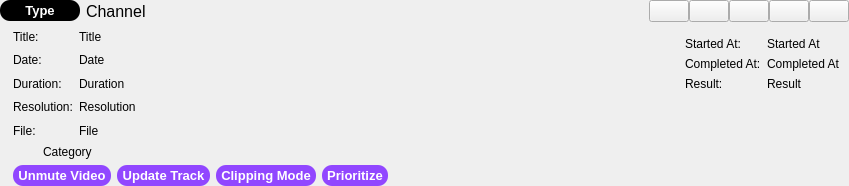
Before: the Qt Designer form resources/ui/downloadHistoryView.ui in devhotteok/TwitchLink, drawn with Qt 5.
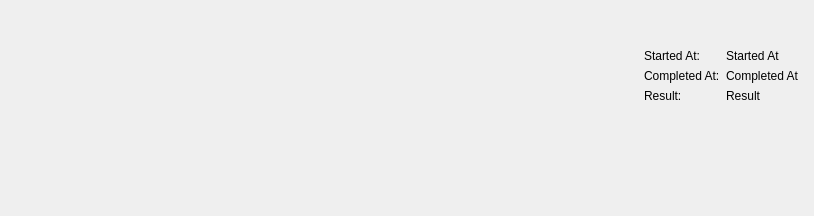
After: the same form once the commit is applied. Icons and pictures are not drawn.

What changed in the file:
```diff
--- a/resources/ui/downloadHistoryView.ui
+++ b/resources/ui/downloadHistoryView.ui
@@ -6,15 +6,10 @@
    <rect>
     <x>0</x>
     <y>0</y>
-    <width>849</width>
-    <height>186</height>
+    <width>814</width>
+    <height>216</height>
    </rect>
   </property>
-  <property name="font">
-   <font>
-    <pointsize>9</pointsize>
-   </font>
-  </property>
   <property name="locale">
    <locale language="English" country="UnitedStates"/>
   </property>
@@ -32,807 +27,112 @@
     <number>0</number>
    </property>
    <item>
-    <widget class="QWidget" name="channelArea" native="true">
-     <property name="sizePolicy">
-      <sizepolicy hsizetype="Preferred" vsizetype="Fixed">
-       <horstretch>0</horstretch>
-       <verstretch>0</verstretch>
-      </sizepolicy>
+    <widget class="QWidget" name="downloadViewControlBar" native="true">
+     <property name="minimumSize">
+      <size>
+       <width>543</width>
+       <height>32</height>
+      </size>
      </property>
-     <layout class="QHBoxLayout" name="channelAreaLayout">
-      <property name="leftMargin">
-       <number>0</number>
-      </property>
-      <property name="topMargin">
-       <number>0</number>
-      </property>
-      <property name="rightMargin">
-       <number>0</number>
-      </property>
-      <property name="bottomMargin">
-       <number>0</number>
-      </property>
-      <item>
-       <widget class="QWidget" name="videoTypeLabelArea" native="true">
-        <property name="sizePolicy">
-         <sizepolicy hsizetype="Fixed" vsizetype="Fixed">
-          <horstretch>0</horstretch>
-          <verstretch>0</verstretch>
-         </sizepolicy>
-        </property>
-        <property name="minimumSize">
-         <size>
-          <width>80</width>
-          <height>20</height>
-         </size>
-        </property>
-        <property name="styleSheet">
-         <string notr="true">background-color: rgb(0, 0, 0);
-border-radius: 10px;</string>
-        </property>
-        <layout class="QVBoxLayout" name="videoTypeLabelAreaLayout">
-         <property name="leftMargin">
-          <number>5</number>
-         </property>
-         <property name="topMargin">
-          <number>3</number>
-         </property>
-         <property name="rightMargin">
-          <number>5</number>
-         </property>
-         <property name="bottomMargin">
-          <number>3</number>
-         </property>
-         <item>
-          <widget class="QLabel" name="videoTypeLabel">
-           <property name="font">
-            <font>
-             <pointsize>10</pointsize>
-             <weight>75</weight>
-             <bold>true</bold>
-            </font>
-           </property>
-           <property name="styleSheet">
-            <string notr="true">color: rgb(255, 255, 255);</string>
-           </property>
-           <property name="text">
-            <string>Type</string>
-           </property>
-           <property name="alignment">
-            <set>Qt::AlignCenter</set>
-           </property>
-          </widget>
-         </item>
-        </layout>
-       </widget>
-      </item>
-      <item>
-       <widget class="QLabel" name="channel">
-        <property name="sizePolicy">
-         <sizepolicy hsizetype="Ignored" vsizetype="Preferred">
-          <horstretch>0</horstretch>
-          <verstretch>0</verstretch>
-         </sizepolicy>
-        </property>
-        <property name="font">
-         <font>
-          <pointsize>12</pointsize>
-         </font>
-        </property>
-        <property name="text">
-         <string>Channel</string>
-        </property>
-       </widget>
-      </item>
-      <item>
-       <widget class="QWidget" name="controlButtonArea" native="true">
-        <property name="sizePolicy">
-         <sizepolicy hsizetype="Fixed" vsizetype="Preferred">
-          <horstretch>0</horstretch>
-          <verstretch>0</verstretch>
-         </sizepolicy>
-        </property>
-        <property name="cursor">
-         <cursorShape>ArrowCursor</cursorShape>
-        </property>
-        <property name="styleSheet">
-         <string notr="true">#controlButtonArea &gt; QPushButton:!hover {
-	background-color: transparent;
-}</string>
-        </property>
-        <layout class="QHBoxLayout" name="controlButtonAreaLayout">
-         <property name="spacing">
-          <number>0</number>
-         </property>
-         <property name="leftMargin">
-          <number>0</number>
-         </property>
-         <property name="topMargin">
-          <number>0</number>
-         </property>
-         <property name="rightMargin">
-          <number>0</number>
-         </property>
-         <property name="bottomMargin">
-          <number>0</number>
-         </property>
-         <item>
-          <widget class="QPushButton" name="retryButton">
-           <property name="sizePolicy">
-            <sizepolicy hsizetype="Fixed" vsizetype="Fixed">
-             <horstretch>0</horstretch>
-             <verstretch>0</verstretch>
-            </sizepolicy>
-           </property>
-           <property name="toolTip">
-            <string>Retry Download</string>
-           </property>
-           <property name="icon">
-            <iconset>
-             <normaloff>../icons/retry.svg</normaloff>../icons/retry.svg</iconset>
-           </property>
-           <property name="iconSize">
-            <size>
-             <width>32</width>
-             <height>24</height>
-            </size>
-           </property>
-          </widget>
-         </item>
-         <item>
-          <widget class="QPushButton" name="openFolderButton">
-           <property name="sizePolicy">
-            <sizepolicy hsizetype="Fixed" vsizetype="Fixed">
-             <horstretch>0</horstretch>
-             <verstretch>0</verstretch>
-            </sizepolicy>
-           </property>
-           <property name="toolTip">
-            <string>Open Folder</string>
-           </property>
-           <property name="icon">
-            <iconset>
-             <normaloff>../icons/folder.svg</normaloff>../icons/folder.svg</iconset>
-           </property>
-           <property name="iconSize">
-            <size>
-             <width>32</width>
-             <height>24</height>
-            </size>
-           </property>
-          </widget>
-         </item>
-         <item>
-          <widget class="QPushButton" name="openFileButton">
-           <property name="sizePolicy">
-            <sizepolicy hsizetype="Fixed" vsizetype="Fixed">
-             <horstretch>0</horstretch>
-             <verstretch>0</verstretch>
-            </sizepolicy>
-           </property>
-           <property name="toolTip">
-            <string>Open File</string>
-           </property>
-           <property name="icon">
-            <iconset>
-             <normaloff>../icons/file.svg</normaloff>../icons/file.svg</iconset>
-           </property>
-           <property name="iconSize">
-            <size>
-             <width>32</width>
-             <height>24</height>
-            </size>
-           </property>
-          </widget>
-         </item>
-         <item>
-          <widget class="QPushButton" name="openLogsButton">
-           <property name="sizePolicy">
-            <sizepolicy hsizetype="Fixed" vsizetype="Fixed">
-             <horstretch>0</horstretch>
-             <verstretch>0</verstretch>
-            </sizepolicy>
-           </property>
-           <property name="toolTip">
-            <string>View Logs</string>
-           </property>
-           <property name="icon">
-            <iconset>
-             <normaloff>../icons/text_file.svg</normaloff>../icons/text_file.svg</iconset>
-           </property>
-           <property name="iconSize">
-            <size>
-             <width>32</width>
-             <height>24</height>
-            </size>
-           </property>
-          </widget>
-         </item>
-         <item>
-          <widget class="QPushButton" name="deleteButton">
-           <property name="sizePolicy">
-            <sizepolicy hsizetype="Fixed" vsizetype="Fixed">
-             <horstretch>0</horstretch>
-             <verstretch>0</verstretch>
-            </sizepolicy>
-           </property>
-           <property name="toolTip">
-            <string>Delete History</string>
-           </property>
-           <property name="icon">
-            <iconset>
-             <normaloff>../icons/trash.svg</normaloff>../icons/trash.svg</iconset>
-           </property>
-           <property name="iconSize">
-            <size>
-             <width>32</width>
-             <height>24</height>
-            </size>
-           </property>
-          </widget>
-         </item>
-        </layout>
-       </widget>
-      </item>
-     </layout>
     </widget>
    </item>
    <item>
-    <widget class="QWidget" name="videoArea" native="true">
-     <layout class="QHBoxLayout" name="videoAreaLayout">
-      <property name="leftMargin">
-       <number>0</number>
-      </property>
-      <property name="topMargin">
-       <number>0</number>
-      </property>
-      <property name="rightMargin">
-       <number>0</number>
-      </property>
-      <property name="bottomMargin">
-       <number>0</number>
-      </property>
-      <item>
-       <widget class="QLabel" name="thumbnailImage">
-        <property name="maximumSize">
-         <size>
-          <width>240</width>
-          <height>135</height>
-         </size>
-        </property>
-        <property name="text">
-         <string/>
-        </property>
-        <property name="pixmap">
-         <pixmap>../img/thumbnail.png</pixmap>
-        </property>
-        <property name="scaledContents">
-         <bool>true</bool>
-        </property>
-        <property name="alignment">
-         <set>Qt::AlignCenter</set>
-        </property>
-       </widget>
-      </item>
-      <item>
-       <widget class="QWidget" name="infoArea" native="true">
-        <property name="sizePolicy">
-         <sizepolicy hsizetype="Expanding" vsizetype="Expanding">
-          <horstretch>0</horstretch>
-          <verstretch>0</verstretch>
-         </sizepolicy>
-        </property>
-        <layout class="QVBoxLayout" name="infoAreaLayout">
-         <property name="leftMargin">
-          <number>0</number>
-         </property>
-         <property name="topMargin">
-          <number>0</number>
-         </property>
-         <property name="rightMargin">
-          <number>0</number>
-         </property>
-         <property name="bottomMargin">
-          <number>0</number>
-         </property>
-         <item>
-          <widget class="QWidget" name="metaArea" native="true">
-           <property name="sizePolicy">
-            <sizepolicy hsizetype="Preferred" vsizetype="Expanding">
-             <horstretch>0</horstretch>
-             <verstretch>0</verstretch>
-            </sizepolicy>
-           </property>
-           <layout class="QFormLayout" name="metaAreaLayout">
-            <property name="leftMargin">
-             <number>0</number>
-            </property>
-            <property name="topMargin">
-             <number>0</number>
-            </property>
-            <property name="rightMargin">
-             <number>0</number>
-            </property>
-            <property name="bottomMargin">
-             <number>0</number>
-            </property>
-            <item row="0" column="0">
-             <widget class="QLabel" name="titleInfo">
-              <property name="sizePolicy">
-               <sizepolicy hsizetype="Preferred" vsizetype="Expanding">
-                <horstretch>0</horstretch>
-                <verstretch>0</verstretch>
-               </sizepolicy>
-              </property>
-              <property name="text">
-               <string>Title:</string>
-              </property>
-             </widget>
-            </item>
-            <item row="0" column="1">
-             <widget class="QLabel" name="title">
-              <property name="sizePolicy">
-               <sizepolicy hsizetype="Ignored" vsizetype="Expanding">
-                <horstretch>0</horstretch>
-                <verstretch>0</verstretch>
-               </sizepolicy>
-              </property>
-              <property name="text">
-               <string>Title</string>
-              </property>
-             </widget>
-            </item>
-            <item row="1" column="0">
-             <widget class="QLabel" name="dateInfo">
-              <property name="sizePolicy">
-               <sizepolicy hsizetype="Preferred" vsizetype="Expanding">
-                <horstretch>0</horstretch>
-                <verstretch>0</verstretch>
-               </sizepolicy>
-              </property>
-              <property name="text">
-               <string>Date:</string>
-              </property>
-             </widget>
-            </item>
-            <item row="1" column="1">
-             <widget class="QLabel" name="date">
-              <property name="sizePolicy">
-               <sizepolicy hsizetype="Ignored" vsizetype="Expanding">
-                <horstretch>0</horstretch>
-                <verstretch>0</verstretch>
-               </sizepolicy>
-              </property>
-              <property name="text">
-               <string>Date</string>
-              </property>
-             </widget>
-            </item>
-            <item row="2" column="0">
-             <widget class="QLabel" name="durationInfo">
-              <property name="sizePolicy">
-               <sizepolicy hsizetype="Preferred" vsizetype="Expanding">
-                <horstretch>0</horstretch>
-                <verstretch>0</verstretch>
-               </sizepolicy>
-              </property>
-              <property name="text">
-               <string>Duration:</string>
-              </property>
-             </widget>
-            </item>
-            <item row="2" column="1">
-             <widget class="QLabel" name="duration">
-              <property name="sizePolicy">
-               <sizepolicy hsizetype="Ignored" vsizetype="Expanding">
-                <horstretch>0</horstretch>
-                <verstretch>0</verstretch>
-               </sizepolicy>
-              </property>
-              <property name="text">
-               <string>Duration</string>
-              </property>
-             </widget>
-            </item>
-            <item row="3" column="0">
-             <widget class="QLabel" name="resolutionInfo">
-              <property name="sizePolicy">
-               <sizepolicy hsizetype="Preferred" vsizetype="Expanding">
-                <horstretch>0</horstretch>
-                <verstretch>0</verstretch>
-               </sizepolicy>
-              </property>
-              <property name="text">
-               <string>Resolution:</string>
-              </property>
-             </widget>
-            </item>
-            <item row="3" column="1">
-             <widget class="QLabel" name="resolution">
-              <property name="sizePolicy">
-               <sizepolicy hsizetype="Ignored" vsizetype="Expanding">
-                <horstretch>0</horstretch>
-                <verstretch>0</verstretch>
-               </sizepolicy>
-              </property>
-              <property name="text">
-               <string>Resolution</string>
-              </property>
-             </widget>
-            </item>
-            <item row="4" column="0">
-             <widget class="QLabel" name="fileInfo">
-              <property name="sizePolicy">
-               <sizepolicy hsizetype="Preferred" vsizetype="Expanding">
-                <horstretch>0</horstretch>
-                <verstretch>0</verstretch>
-               </sizepolicy>
-              </property>
-              <property name="text">
-               <string>File:</string>
-              </property>
-             </widget>
-            </item>
-            <item row="4" column="1">
-             <widget class="QLabel" name="file">
-              <property name="sizePolicy">
-               <sizepolicy hsizetype="Ignored" vsizetype="Expanding">
-                <horstretch>0</horstretch>
-                <verstretch>0</verstretch>
-               </sizepolicy>
-              </property>
-              <property name="text">
-               <string>File</string>
-              </property>
-             </widget>
-            </item>
-           </layout>
-          </widget>
-         </item>
-         <item>
-          <widget class="QWidget" name="categoryArea" native="true">
-           <property name="sizePolicy">
-            <sizepolicy hsizetype="Expanding" vsizetype="Fixed">
-             <horstretch>0</horstretch>
-             <verstretch>0</verstretch>
-            </sizepolicy>
-           </property>
-           <layout class="QHBoxLayout" name="categoryAreaLayout">
-            <property name="leftMargin">
-             <number>0</number>
-            </property>
-            <property name="topMargin">
-             <number>0</number>
-            </property>
-            <property name="rightMargin">
-             <number>0</number>
-            </property>
-            <property name="bottomMargin">
-             <number>0</number>
-            </property>
-            <item>
-             <widget class="QLabel" name="categoryImage">
-              <property name="sizePolicy">
-               <sizepolicy hsizetype="Fixed" vsizetype="Fixed">
-                <horstretch>0</horstretch>
-                <verstretch>0</verstretch>
-               </sizepolicy>
-              </property>
-              <property name="maximumSize">
-               <size>
-                <width>24</width>
-                <height>32</height>
-               </size>
-              </property>
-              <property name="text">
-               <string/>
-              </property>
-              <property name="pixmap">
-               <pixmap>../img/category.jpg</pixmap>
-              </property>
-              <property name="scaledContents">
-               <bool>true</bool>
-              </property>
-              <property name="alignment">
-               <set>Qt::AlignCenter</set>
-              </property>
-             </widget>
-            </item>
-            <item>
-             <widget class="QLabel" name="category">
-              <property name="text">
-               <string>Category</string>
-              </property>
-             </widget>
-            </item>
-           </layout>
-          </widget>
-         </item>
-         <item>
-          <widget class="QWidget" name="tagArea" native="true">
-           <property name="sizePolicy">
-            <sizepolicy hsizetype="Fixed" vsizetype="Preferred">
-             <horstretch>0</horstretch>
-             <verstretch>0</verstretch>
-            </sizepolicy>
-           </property>
-           <layout class="QHBoxLayout" name="tagAreaLayout">
-            <property name="leftMargin">
-             <number>0</number>
-            </property>
-            <property name="topMargin">
-             <number>0</number>
-            </property>
-            <property name="rightMargin">
-             <number>0</number>
-            </property>
-            <property name="bottomMargin">
-             <number>0</number>
-            </property>
-            <item>
-             <widget class="QWidget" name="unmuteVideoTag" native="true">
-              <property name="sizePolicy">
-               <sizepolicy hsizetype="Preferred" vsizetype="Fixed">
-                <horstretch>0</horstretch>
-                <verstretch>0</verstretch>
-               </sizepolicy>
-              </property>
-              <property name="minimumSize">
-               <size>
-                <width>0</width>
-                <height>20</height>
-               </size>
-              </property>
-              <property name="styleSheet">
-               <string notr="true">color: rgb(255, 255, 255);
-background-color: rgb(145, 71, 255);
-border-radius: 10px;</string>
-              </property>
-              <layout class="QVBoxLayout" name="unmuteVideoTagLayout">
-               <property name="leftMargin">
-                <number>5</number>
-               </property>
-               <property name="topMargin">
-                <number>3</number>
-               </property>
-               <property name="rightMargin">
-                <number>5</number>
-               </property>
-               <property name="bottomMargin">
-                <number>3</number>
-               </property>
-               <item>
-                <widget class="QLabel" name="unmuteVideoTagLabel">
-                 <property name="font">
-                  <font>
-                   <pointsize>10</pointsize>
-                   <weight>75</weight>
-                   <bold>true</bold>
-                  </font>
-                 </property>
-                 <property name="text">
-                  <string>Unmute Video</string>
-                 </property>
-                 <property name="alignment">
-                  <set>Qt::AlignCenter</set>
-                 </property>
-                </widget>
-               </item>
-              </layout>
-             </widget>
-            </item>
-            <item>
-             <widget class="QWidget" name="updateTrackTag" native="true">
-              <property name="sizePolicy">
-               <sizepolicy hsizetype="Preferred" vsizetype="Fixed">
-                <horstretch>0</horstretch>
-                <verstretch>0</verstretch>
-               </sizepolicy>
-              </property>
-              <property name="minimumSize">
-               <size>
-                <width>0</width>
-                <height>20</height>
-               </size>
-              </property>
-              <property name="styleSheet">
-               <string notr="true">color: rgb(255, 255, 255);
-background-color: rgb(145, 71, 255);
-border-radius: 10px;</string>
-              </property>
-              <layout class="QVBoxLayout" name="updateTrackTagLayout">
-               <property name="leftMargin">
-                <number>5</number>
-               </property>
-               <property name="topMargin">
-                <number>3</number>
-               </property>
-               <property name="rightMargin">
-                <number>5</number>
-               </property>
-               <property name="bottomMargin">
-                <number>3</number>
-               </property>
-               <item>
-                <widget class="QLabel" name="updateTrackTagLabel">
-                 <property name="font">
-                  <font>
-                   <pointsize>10</pointsize>
-                   <weight>75</weight>
-                   <bold>true</bold>
-                  </font>
-                 </property>
-                 <property name="text">
-                  <string>Update Track</string>
-                 </property>
-                 <property name="alignment">
-                  <set>Qt::AlignCenter</set>
-                 </property>
-                </widget>
-               </item>
-              </layout>
-             </widget>
-            </item>
-            <item>
-             <widget class="QWidget" name="clippingModeTag" native="true">
-              <property name="sizePolicy">
-               <sizepolicy hsizetype="Preferred" vsizetype="Fixed">
-                <horstretch>0</horstretch>
-                <verstretch>0</verstretch>
-               </sizepolicy>
-              </property>
-              <property name="minimumSize">
-               <size>
-                <width>0</width>
-                <height>20</height>
-               </size>
-              </property>
-              <property name="styleSheet">
-               <string notr="true">color: rgb(255, 255, 255);
-background-color: rgb(145, 71, 255);
-border-radius: 10px;</string>
-              </property>
-              <layout class="QVBoxLayout" name="clippingModeTagLayout">
-               <property name="leftMargin">
-                <number>5</number>
-               </property>
-               <property name="topMargin">
-                <number>3</number>
-               </property>
-               <property name="rightMargin">
-                <number>5</number>
-               </property>
-               <property name="bottomMargin">
-                <number>3</number>
-               </property>
-               <item>
-                <widget class="QLabel" name="clippingModeTagLabel">
-                 <property name="font">
-                  <font>
-                   <pointsize>10</pointsize>
-                   <weight>75</weight>
-                   <bold>true</bold>
-                  </font>
-                 </property>
-                 <property name="text">
-                  <string>Clipping Mode</string>
-                 </property>
-                 <property name="alignment">
-                  <set>Qt::AlignCenter</set>
-                 </property>
-                </widget>
-               </item>
-              </layout>
-             </widget>
-            </item>
-            <item>
-             <widget class="QWidget" name="prioritizeTag" native="true">
-              <property name="sizePolicy">
-               <sizepolicy hsizetype="Preferred" vsizetype="Fixed">
-                <horstretch>0</horstretch>
-                <verstretch>0</verstretch>
-               </sizepolicy>
-              </property>
-              <property name="minimumSize">
-               <size>
-                <width>0</width>
-                <height>20</height>
-               </size>
-              </property>
-              <property name="styleSheet">
-               <string notr="true">color: rgb(255, 255, 255);
-background-color: rgb(145, 71, 255);
-border-radius: 10px;</string>
-              </property>
-              <layout class="QVBoxLayout" name="prioritizeTagLayout">
-               <property name="leftMargin">
-                <number>5</number>
-               </property>
-               <property name="topMargin">
-                <number>3</number>
-               </property>
-               <property name="rightMargin">
-                <number>5</number>
-               </property>
-               <property name="bottomMargin">
-                <number>3</number>
-               </property>
-               <item>
-                <widget class="QLabel" name="prioritizeTagLabel">
-                 <property name="font">
-                  <font>
-                   <pointsize>10</pointsize>
-                   <weight>75</weight>
-                   <bold>true</bold>
-                  </font>
-                 </property>
-                 <property name="text">
-                  <string>Prioritize</string>
-                 </property>
-                 <property name="alignment">
-                  <set>Qt::AlignCenter</set>
-                 </property>
-                </widget>
-               </item>
-              </layout>
-             </widget>
-            </item>
-           </layout>
-          </widget>
-         </item>
-        </layout>
-       </widget>
-      </item>
-      <item>
-       <widget class="QWidget" name="historyInfoArea" native="true">
-        <layout class="QFormLayout" name="historyInfoAreaLayout">
-         <item row="0" column="0">
-          <widget class="QLabel" name="startedAtLabel">
-           <property name="text">
-            <string>Started At:</string>
-           </property>
-          </widget>
-         </item>
-         <item row="0" column="1">
-          <widget class="QLabel" name="startedAt">
-           <property name="text">
-            <string>Started At</string>
-           </property>
-          </widget>
-         </item>
-         <item row="1" column="0">
-          <widget class="QLabel" name="completedAtLabel">
-           <property name="text">
-            <string>Completed At:</string>
-           </property>
-          </widget>
-         </item>
-         <item row="1" column="1">
-          <widget class="QLabel" name="completedAt">
-           <property name="text">
-            <string>Completed At</string>
-           </property>
-          </widget>
-         </item>
-         <item row="2" column="0">
-          <widget class="QLabel" name="resultLabel">
-           <property name="text">
-            <string>Result:</string>
-           </property>
-          </widget>
-         </item>
-         <item row="2" column="1">
-          <widget class="QLabel" name="result">
-           <property name="text">
-            <string>Result</string>
-           </property>
-          </widget>
-         </item>
-        </layout>
-       </widget>
-      </item>
-     </layout>
-    </widget>
+    <layout class="QHBoxLayout" name="downloadHistoryLayout">
+     <item>
+      <widget class="QWidget" name="downloadInfoView" native="true">
+       <property name="minimumSize">
+        <size>
+         <width>629</width>
+         <height>176</height>
+        </size>
+       </property>
+      </widget>
+     </item>
+     <item>
+      <widget class="QWidget" name="historyInfoArea" native="true">
+       <layout class="QFormLayout" name="historyInfoAreaLayout">
+        <item row="0" column="0">
+         <widget class="QLabel" name="startedAtLabel">
+          <property name="sizePolicy">
+           <sizepolicy hsizetype="Preferred" vsizetype="Fixed">
+            <horstretch>0</horstretch>
+            <verstretch>0</verstretch>
+           </sizepolicy>
+          </property>
+          <property name="text">
+           <string>Started At:</string>
+          </property>
+         </widget>
+        </item>
+        <item row="0" column="1">
+         <widget class="QLabel" name="startedAt">
+          <property name="sizePolicy">
+           <sizepolicy hsizetype="Preferred" vsizetype="Fixed">
+            <horstretch>0</horstretch>
+            <verstretch>0</verstretch>
+           </sizepolicy>
+          </property>
+          <property name="text">
+           <string>Started At</string>
+          </property>
+         </widget>
+        </item>
+        <item row="1" column="0">
+         <widget class="QLabel" name="completedAtLabel">
+          <property name="sizePolicy">
+           <sizepolicy hsizetype="Preferred" vsizetype="Fixed">
+            <horstretch>0</horstretch>
+            <verstretch>0</verstretch>
+           </sizepolicy>
+          </property>
+          <property name="text">
+           <string>Completed At:</string>
+          </property>
+         </widget>
+        </item>
+        <item row="1" column="1">
+         <widget class="QLabel" name="completedAt">
+          <property name="sizePolicy">
+           <sizepolicy hsizetype="Preferred" vsizetype="Fixed">
+            <horstretch>0</horstretch>
+            <verstretch>0</verstretch>
+           </sizepolicy>
+          </property>
+          <property name="text">
+           <string>Completed At</string>
+          </property>
+         </widget>
+        </item>
+        <item row="2" column="0">
+         <widget class="QLabel" name="resultLabel">
+          <property name="sizePolicy">
+           <sizepolicy hsizetype="Preferred" vsizetype="Fixed">
+            <horstretch>0</horstretch>
+            <verstretch>0</verstretch>
+           </sizepolicy>
+          </property>
+          <property name="text">
+           <string>Result:</string>
+          </property>
+         </widget>
+        </item>
+        <item row="2" column="1">
+         <widget class="QLabel" name="result">
+          <property name="sizePolicy">
+           <sizepolicy hsizetype="Preferred" vsizetype="Fixed">
+            <horstretch>0</horstretch>
+            <verstretch>0</verstretch>
+           </sizepolicy>
+          </property>
+          <property name="text">
+           <string>Result</string>
+          </property>
+         </widget>
+        </item>
+       </layout>
+      </widget>
+     </item>
+    </layout>
    </item>
   </layout>
  </widget>
```
